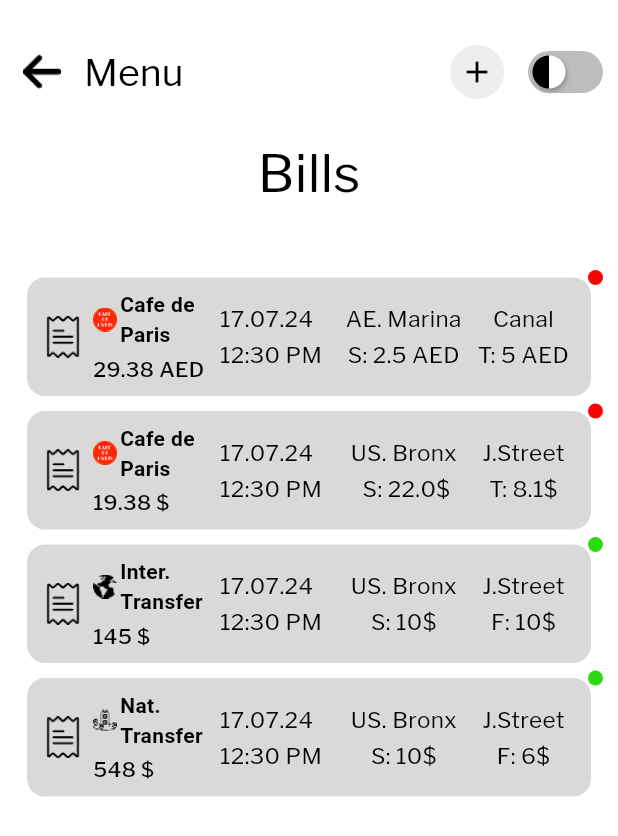
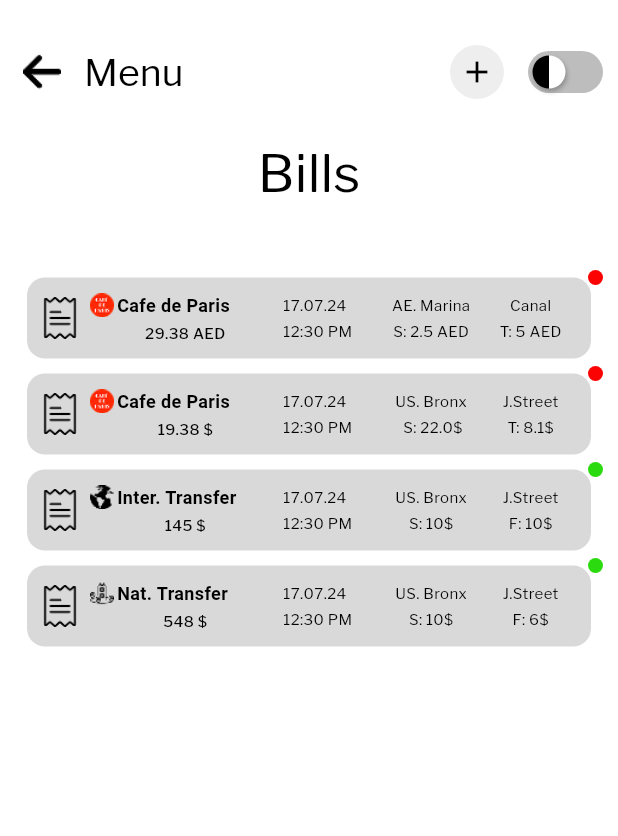
Before and after one commit to suman066/atahope, a Flutter app: the BillsPage screen opened directly, on a phone screen of 412 x 824 dp. Shown: the top 836 px of the screen. Run offline on Flutter 3.47's test engine with Material 3 defaults, Android fonts, the phone set to English and light mode, and no system bars; our stand-ins replace flutter_easyloading, flutter_svg, google_fonts; missing offline and left inert: dart:html; project files that could hold a hidden picture were left out.

Commit message:
bill screen design fix

```diff
--- a/lib/view_screen/dinne_ing/bills_page.dart
+++ b/lib/view_screen/dinne_ing/bills_page.dart
@@ -203,7 +203,7 @@ class BillCard extends StatelessWidget {
       children: [
         Container(
           margin: const EdgeInsets.symmetric(vertical: 5, horizontal: 8),
-          padding: const EdgeInsets.symmetric(vertical: 8, horizontal: 10),
+          padding: const EdgeInsets.symmetric(vertical: 10, horizontal: 8),
           decoration: BoxDecoration(
             color: AppColors.gray,
             borderRadius: BorderRadius.circular(12),
@@ -213,7 +213,7 @@ class BillCard extends StatelessWidget {
             children: [
               // 🧾 Column 1 — Icon + Title + Amount
               Expanded(
-                flex: 30,
+                flex: 45,
                 child: Row(
                   crossAxisAlignment: CrossAxisAlignment.center,
                   children: [
@@ -234,7 +234,7 @@ class BillCard extends StatelessWidget {
                         crossAxisAlignment: CrossAxisAlignment.start,
                         children: [
                           Row(
-                            mainAxisAlignment: MainAxisAlignment.center,
+                            mainAxisAlignment: MainAxisAlignment.start,
                             crossAxisAlignment: CrossAxisAlignment.center,
                             children: [
                               Image.asset(image, width: 16, height: 16),
@@ -248,7 +248,7 @@ class BillCard extends StatelessWidget {
                                   style: GoogleFonts.secularOne(
                                     textStyle: const TextStyle(
                                       color: AppColors.textBlack,
-                                      fontSize: 14,
+                                      fontSize: 12,
                                       fontWeight: FontWeight.w600,
                                     ),
                                   ),
@@ -259,18 +259,25 @@ class BillCard extends StatelessWidget {
 
                           const SizedBox(height: 3),
 
+                          Row(
+                            mainAxisAlignment: MainAxisAlignment.center,
+                            crossAxisAlignment: CrossAxisAlignment.center,
+                            children: [
                               Text(
                                 amount,
                                 softWrap: true,
                                 overflow: TextOverflow.ellipsis,
+                                textAlign: TextAlign.center,
                                 maxLines: 5,
                                 style: GoogleFonts.libreFranklin(
                                   textStyle: const TextStyle(
                                     color: AppColors.textBlack,
-                                fontSize: 14,
+                                    fontSize: 10,
                                     fontWeight: FontWeight.w500,
                                   ),
                                 ),
+                              ),
+                            ],
                           ),
                         ],
                       ),
@@ -284,7 +291,7 @@ class BillCard extends StatelessWidget {
               const SizedBox(width: 2),
               // 📅 Column 2 — Date + Time
               Expanded(
-                flex: 20,
+                flex: 18,
                 child: Column(
                   crossAxisAlignment: CrossAxisAlignment.start,
                   mainAxisAlignment: MainAxisAlignment.start,
@@ -292,7 +299,7 @@ class BillCard extends StatelessWidget {
                     Text(
                       date,
                       style: GoogleFonts.libreFranklin(
-                        textStyle: const TextStyle(fontStyle: FontStyle.normal,color:AppColors.textBlack,fontSize: 15,
+                        textStyle: const TextStyle(fontStyle: FontStyle.normal,color:AppColors.textBlack,fontSize: 10,
                           fontWeight: FontWeight.w400,),
                       ),
                       softWrap: true,
@@ -302,7 +309,7 @@ class BillCard extends StatelessWidget {
                     Text(
                       time,
                       style: GoogleFonts.libreFranklin(
-                        textStyle: const TextStyle(fontStyle: FontStyle.normal,color:AppColors.textBlack,fontSize: 15,
+                        textStyle: const TextStyle(fontStyle: FontStyle.normal,color:AppColors.textBlack,fontSize: 10,
                           fontWeight: FontWeight.w400,),
                       ),
                       softWrap: true,
@@ -314,14 +321,14 @@ class BillCard extends StatelessWidget {
               const SizedBox(width: 2),
               // 📍 Column 3 — Location + Summary
               Expanded(
-                flex: 22,
+                flex: 18,
                 child: Column(
                   crossAxisAlignment: CrossAxisAlignment.center,
                   children: [
                     Text(
                       location,
                       style: GoogleFonts.libreFranklin(
-                        textStyle: const TextStyle(fontStyle: FontStyle.normal,color:AppColors.textBlack,fontSize: 15,
+                        textStyle: const TextStyle(fontStyle: FontStyle.normal,color:AppColors.textBlack,fontSize: 10,
                           fontWeight: FontWeight.w400,),
                       ),
                       softWrap: true,
@@ -331,7 +338,7 @@ class BillCard extends StatelessWidget {
                     Text(
                       summary,
                       style: GoogleFonts.libreFranklin(
-                        textStyle: const TextStyle(fontStyle: FontStyle.normal,color:AppColors.textBlack,fontSize: 15,
+                        textStyle: const TextStyle(fontStyle: FontStyle.normal,color:AppColors.textBlack,fontSize: 10,
                           fontWeight: FontWeight.w400,),
                       ),
                       softWrap: true,
@@ -349,7 +356,7 @@ class BillCard extends StatelessWidget {
                     Text(
                       location1,
                       style: GoogleFonts.libreFranklin(
-                        textStyle: const TextStyle(fontStyle: FontStyle.normal,color:AppColors.textBlack,fontSize: 15,
+                        textStyle: const TextStyle(fontStyle: FontStyle.normal,color:AppColors.textBlack,fontSize: 10,
                           fontWeight: FontWeight.w400,),
                       ),
                       softWrap: true,
@@ -359,7 +366,7 @@ class BillCard extends StatelessWidget {
                     Text(
                       summary1,
                       style: GoogleFonts.libreFranklin(
-                        textStyle: const TextStyle(fontStyle: FontStyle.normal,color:AppColors.textBlack,fontSize: 15,
+                        textStyle: const TextStyle(fontStyle: FontStyle.normal,color:AppColors.textBlack,fontSize: 10,
                           fontWeight: FontWeight.w400,),
                       ),
                       softWrap: true,
```
Lines whose indentation alone changed are shown as unchanged.
